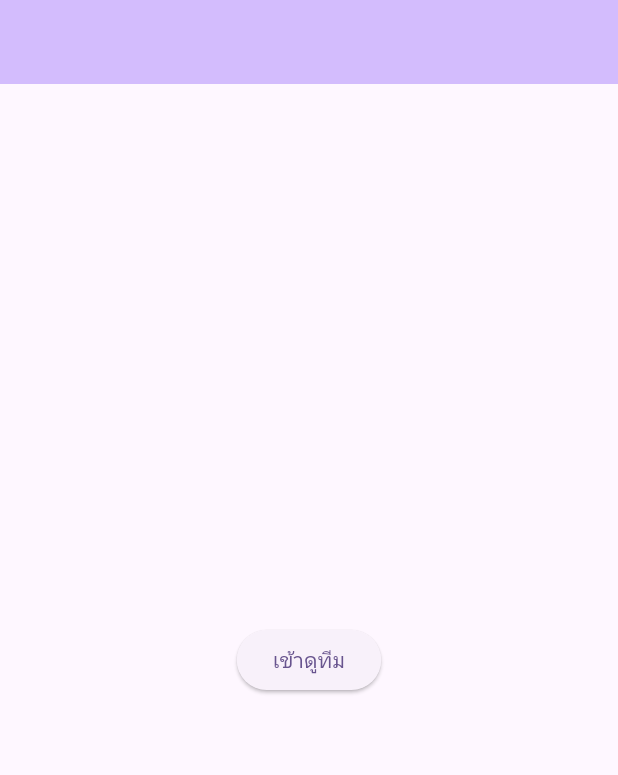
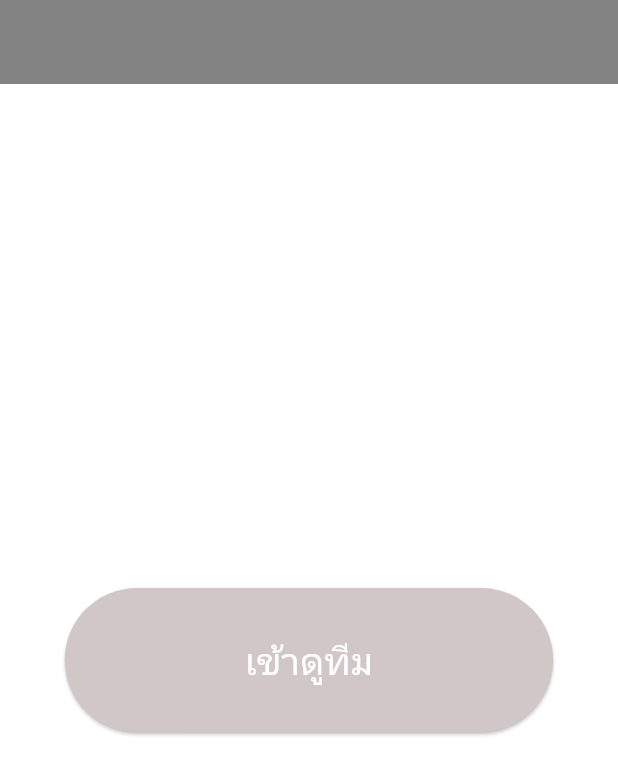
Before and after one commit to baiteay/phakphuwinProject, a Flutter app: the screen it shows after launch, on a phone screen of 412 x 824 dp. Shown: the top 775 px of the screen. Run offline on Flutter 3.47's test engine with Material 3 defaults, Android fonts, the light colour scheme and no system bars; our stand-ins replace google_maps_flutter.

Commit message:
อัพครั้งที่2 เสร็จแล้ว

```diff
--- a/lib/MyHomepage.dart
+++ b/lib/MyHomepage.dart
@@ -1,5 +1,4 @@
 import 'package:flutter/material.dart';
-
 
 class MyHomepage extends StatefulWidget {
   const MyHomepage({super.key});
@@ -13,14 +12,22 @@ class _MyHomepageState extends State<MyHomepage> {
   Widget build(BuildContext context) {
     return Scaffold(
       appBar: AppBar(
-        backgroundColor: Theme.of(context).colorScheme.inversePrimary,
+        backgroundColor: Color.fromARGB(255, 131, 131, 131), // กำหนดสีของ AppBar ที่นี่
       ),
       body: Center(
         child: Column(
           mainAxisAlignment: MainAxisAlignment.center,
           children: <Widget>[
-            ElevatedButton(onPressed: (){Navigator.pushNamed(context, 'stack/teamball');
-            }, child: Text("เข้าดูทีม")),
+            ElevatedButton(
+                onPressed: () {
+                  Navigator.pushNamed(context, 'stack/teamball');
+                },
+                style: ElevatedButton.styleFrom(
+                  primary: Color.fromARGB(255, 209, 199, 199),onPrimary: Colors.white,
+                  padding: EdgeInsets.symmetric(
+                      horizontal: 120, vertical: 30), // ปรับขนาดพื้นที่ปุ่ม
+                ),
+                child: Text("เข้าดูทีม", style: TextStyle(fontSize: 25))),
           ],
         ),
       ),
--- a/lib/main.dart
+++ b/lib/main.dart
@@ -12,10 +12,12 @@ class MyApp extends StatelessWidget {
   @override
   Widget build(BuildContext context) {
     return MaterialApp(
-      title: 'Flutter Demo',
+      title: 'Premier League',
       theme: ThemeData(
-        colorScheme: ColorScheme.fromSeed(seedColor: Colors.deepPurple),
-        useMaterial3: true,
+        colorScheme: ColorScheme.fromSwatch(
+          primarySwatch: Colors.grey,
+          // กำหนดสีหลักของแอป
+        ),
       ),
 
       initialRoute: '/homestack',
```
Also changed, not shown: lib/premier_map.dart (+85 -10 lines), lib/premier_team.dart (+6 -10 lines).
